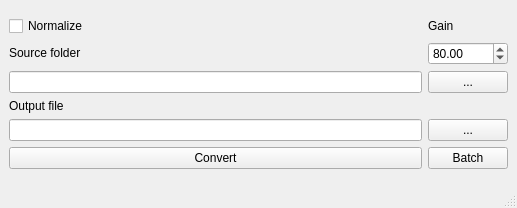
ArendJanKramer/Numpyviewer, file convertwindow.ui: the form before one commit.
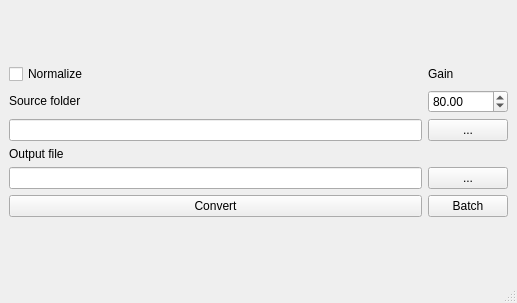
The form after the commit. Icons and pictures are not drawn.

Diff of the .ui file:
```diff
--- a/convertwindow.ui
+++ b/convertwindow.ui
@@ -7,7 +7,7 @@
     <x>0</x>
     <y>0</y>
     <width>517</width>
-    <height>208</height>
+    <height>303</height>
    </rect>
   </property>
   <property name="sizePolicy">
```
Left out of the diff: 8 changed lines with no effect on the pictures.
